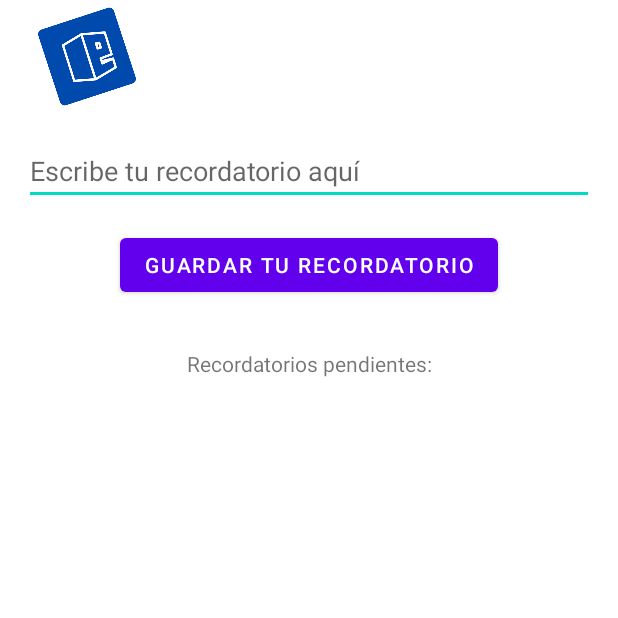
After one commit to Educandoapp/Educandoapp-PracticaProfesionalizante-WEB, an Android app: the Recordatorio screen opened directly, with no data from a screen before it, on a phone screen of 412 x 824 dp, the top half of it. The commit adds this screen. Run offline under Robolectric (Android 15) with nearby library versions, the phone set to English and light mode, and no system bars.

Commit message:
se agrega sector de recordatorios

```diff
--- /dev/null
+++ b/Educando-app/educandoapp/educandoapp/app/src/main/java/com/educando/myapplication/Recordatorio.java
@@ -0,0 +1,142 @@
+package com.educando.myapplication;
+
+import android.content.SharedPreferences;
+import android.os.Bundle;
+import android.view.LayoutInflater;
+import android.view.View;
+import android.view.ViewGroup;
+import android.widget.EditText;
+import android.widget.ImageView;
+import android.widget.TextView;
+import android.widget.Toast;
+
+import androidx.appcompat.app.AppCompatActivity;
+import androidx.recyclerview.widget.LinearLayoutManager;
+import androidx.recyclerview.widget.RecyclerView;
+
+import java.util.ArrayList;
+import java.util.List;
+import java.util.Map;
+
+public class Recordatorio extends AppCompatActivity {
+
+    private SharedPreferences preferencias;
+    private List<String> listaTareas;
+    private TareasAdapter adapter;
+
+    @Override
+    protected void onCreate(Bundle savedInstanceState) {
+        super.onCreate(savedInstanceState);
+        setContentView(R.layout.activity_recordatorio);
+
+        preferencias = getSharedPreferences("MisRecordatorios", MODE_PRIVATE);
+
+        // Mostrar la lista de tareas al iniciar la actividad
+        mostrarListaTareas();
+
+        // Obtener referencia al botón de guardar
+        findViewById(R.id.botonGuardar).setOnClickListener(new View.OnClickListener() {
+            @Override
+            public void onClick(View v) {
+                guardarTareaOnClick(v);
+            }
+        });
+    }
+
+    private void guardarTarea(String tarea) {
+        SharedPreferences.Editor editor = preferencias.edit();
+        int contadorTareas = preferencias.getAll().size();
+        editor.putString("recordatorio_" + contadorTareas, tarea);
+        editor.apply();
+        mostrarListaTareas();
+    }
+
+    private void mostrarListaTareas() {
+        Map<String, ?> todasLasTareas = preferencias.getAll();
+        listaTareas = new ArrayList<>();
+        for (Map.Entry<String, ?> entrada : todasLasTareas.entrySet()) {
+            if (entrada.getKey().startsWith("recordatorio_")) {
+                listaTareas.add(entrada.getValue().toString());
+            }
+        }
+        adapter = new TareasAdapter(listaTareas);
+        RecyclerView recyclerViewTareas = findViewById(R.id.recyclerViewRecordatorios);
+        if (recyclerViewTareas != null) {
+            recyclerViewTareas.setAdapter(adapter);
+            recyclerViewTareas.setLayoutManager(new LinearLayoutManager(this));
+        } else {
+            Toast.makeText(this, "Error al mostrar la lista de tareas", Toast.LENGTH_SHORT).show();
+        }
+    }
+
+    public void guardarTareaOnClick(View view) {
+        EditText editTextTarea = findViewById(R.id.editTextRecordatorio);
+        String tarea = editTextTarea.getText().toString();
+        if (!tarea.isEmpty()) {
+            guardarTarea(tarea);
+            Toast.makeText(this, "Tarea guardada correctamente", Toast.LENGTH_SHORT).show();
+            editTextTarea.setText("");
+        } else {
+            Toast.makeText(this, "Ingrese una tarea antes de guardar", Toast.LENGTH_SHORT).show();
+        }
+    }
+
+    public class TareasAdapter extends RecyclerView.Adapter<TareasAdapter.TareasViewHolder> {
+        private final List<String> listaTareas;
+
+        public TareasAdapter(List<String> listaTareas) {
+            this.listaTareas = listaTareas;
+        }
+
+        @Override
+        public TareasViewHolder onCreateViewHolder(ViewGroup parent, int viewType) {
+            View view = LayoutInflater.from(parent.getContext()).inflate(R.layout.item_tarea, parent, false);
+            return new TareasViewHolder(view);
+        }
+
+        @Override
+        public void onBindViewHolder(TareasViewHolder holder, int position) {
+            holder.bind(listaTareas.get(position));
+        }
+
+        @Override
+        public int getItemCount() {
+            return listaTareas.size();
+        }
+
+        class TareasViewHolder extends RecyclerView.ViewHolder {
+            TextView textView;
+            ImageView imageViewDelete;
+
+            TareasViewHolder(View itemView) {
+                super(itemView);
+                textView = itemView.findViewById(R.id.textViewTarea);
+                imageViewDelete = itemView.findViewById(R.id.imageViewDelete);
+                imageViewDelete.setOnClickListener(new View.OnClickListener() {
+                    @Override
+                    public void onClick(View v) {
+                        eliminarTarea(getAdapterPosition());
+                    }
+                });
+            }
+
+            void bind(String tarea) {
+                textView.setText(tarea);
+            }
+        }
+    }
+
+    private void eliminarTarea(int posicion) {
+        String tareaAEliminar = listaTareas.get(posicion);
+        SharedPreferences.Editor editor = preferencias.edit();
+        Map<String, ?> todasLasTareas = preferencias.getAll();
+        for (Map.Entry<String, ?> entrada : todasLasTareas.entrySet()) {
+            if (entrada.getValue().toString().equals(tareaAEliminar)) {
+                editor.remove(entrada.getKey());
+                break;
+            }
+        }
+        editor.apply();
+        mostrarListaTareas();
+    }
+}
--- /dev/null
+++ b/Educando-app/educandoapp/educandoapp/app/src/main/res/layout/activity_recordatorio.xml
@@ -0,0 +1,104 @@
+<?xml version="1.0" encoding="utf-8"?>
+<androidx.constraintlayout.widget.ConstraintLayout xmlns:android="http://schemas.android.com/apk/res/android"
+    xmlns:app="http://schemas.android.com/apk/res-auto"
+    xmlns:tools="http://schemas.android.com/tools"
+    android:layout_width="match_parent"
+    android:layout_height="match_parent">
+
+    <LinearLayout
+        android:layout_width="match_parent"
+        android:layout_height="wrap_content"
+        android:orientation="horizontal">
+
+        <TextView
+            android:id="@+id/textViewTarea"
+            android:layout_width="0dp"
+            android:layout_height="wrap_content"
+            android:layout_weight="1"
+            android:padding="8dp"
+            android:textSize="16sp" />
+
+        <TextView
+            android:id="@+id/textViewTarea"
+            android:layout_width="0dp"
+            android:layout_height="wrap_content"
+            android:layout_weight="1"
+            android:padding="8dp"
+            android:textSize="16sp" />
+    </LinearLayout>
+
+    <LinearLayout
+        android:layout_width="match_parent"
+        android:layout_height="wrap_content"
+        android:orientation="horizontal">
+
+    </LinearLayout>
+
+
+    <ImageView
+        android:id="@+id/profile_image2"
+        android:layout_width="108dp"
+        android:layout_height="75dp"
+        android:layout_marginStart="4dp"
+        android:contentDescription="Imagen de perfil del usuario"
+        android:src="@drawable/logoapp"
+        app:layout_constraintBottom_toTopOf="@+id/editTextRecordatorio"
+        app:layout_constraintStart_toStartOf="parent"
+        app:layout_constraintTop_toTopOf="parent"
+        app:layout_constraintVertical_bias="0.0" />
+
+    <EditText
+        android:id="@+id/editTextRecordatorio"
+        android:layout_width="0dp"
+        android:layout_height="wrap_content"
+        android:hint="Escribe tu recordatorio aquí"
+        app:layout_constraintStart_toStartOf="parent"
+        app:layout_constraintEnd_toEndOf="parent"
+        app:layout_constraintTop_toBottomOf="@+id/profile_image2"
+        android:layout_marginTop="16dp"
+        android:layout_marginStart="16dp"
+        android:layout_marginEnd="16dp"/>
+
+    <Button
+        android:id="@+id/botonGuardar"
+        android:layout_width="wrap_content"
+        android:layout_height="wrap_content"
+        android:text="Guardar tu recordatorio"
+        app:layout_constraintTop_toBottomOf="@+id/editTextRecordatorio"
+        app:layout_constraintStart_toStartOf="parent"
+        app:layout_constraintEnd_toEndOf="parent"
+        android:layout_marginTop="16dp"/>
+
+    <Space
+        android:id="@+id/espacio"
+        android:layout_width="match_parent"
+        android:layout_height="16dp"
+        app:layout_constraintTop_toBottomOf="@+id/botonGuardar"/>
+
+    <TextView
+        android:id="@+id/textViewRecordatoriosPendientes"
+        android:layout_width="wrap_content"
+        android:layout_height="wrap_content"
+        android:text="Recordatorios pendientes:"
+        app:layout_constraintTop_toBottomOf="@+id/espacio"
+        app:layout_constraintStart_toStartOf="parent"
+        app:layout_constraintEnd_toEndOf="parent"
+        android:layout_marginTop="16dp"/>
+
+    <!-- Agrega el RecyclerView -->
+    <androidx.recyclerview.widget.RecyclerView
+        android:id="@+id/recyclerViewRecordatorios"
+        android:layout_width="0dp"
+        android:layout_height="0dp"
+        app:layout_constraintTop_toBottomOf="@+id/textViewRecordatoriosPendientes"
+        app:layout_constraintStart_toStartOf="parent"
+        app:layout_constraintEnd_toEndOf="parent"
+        app:layout_constraintBottom_toBottomOf="parent"
+        android:layout_marginTop="8dp"
+        android:layout_marginStart="16dp"
+        android:layout_marginEnd="16dp"
+        android:layout_marginBottom="16dp"/>
+
+
+
+</androidx.constraintlayout.widget.ConstraintLayout>
```
Also changed, not shown: Educando-app/educandoapp/educandoapp/app/src/main/AndroidManifest.xml (+28 -14 lines), Educando-app/educandoapp/educandoapp/app/src/main/java/com/educando/myapplication/AccountActivity.java (+23 -3 lines), Educando-app/educandoapp/educandoapp/app/src/main/res/layout/activity_account.xml (+22 -1 lines), Educando-app/educandoapp/educandoapp/app/src/main/res/layout/item_tarea.xml (added, +21 -0 lines).
